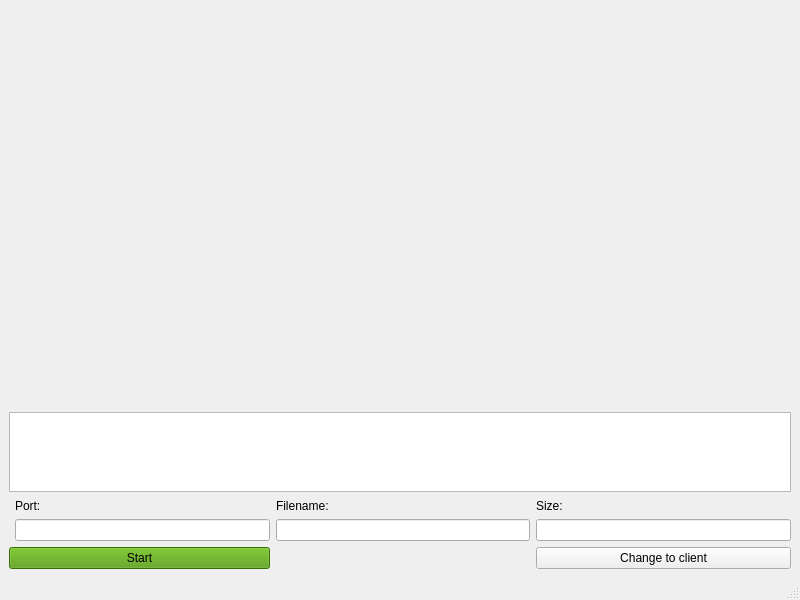
This is User Interfaces/gui_for_server.ui in anisimovih/TCP-channel-bandwidth-meter as Qt 5 draws it before an edit. The edited form follows.
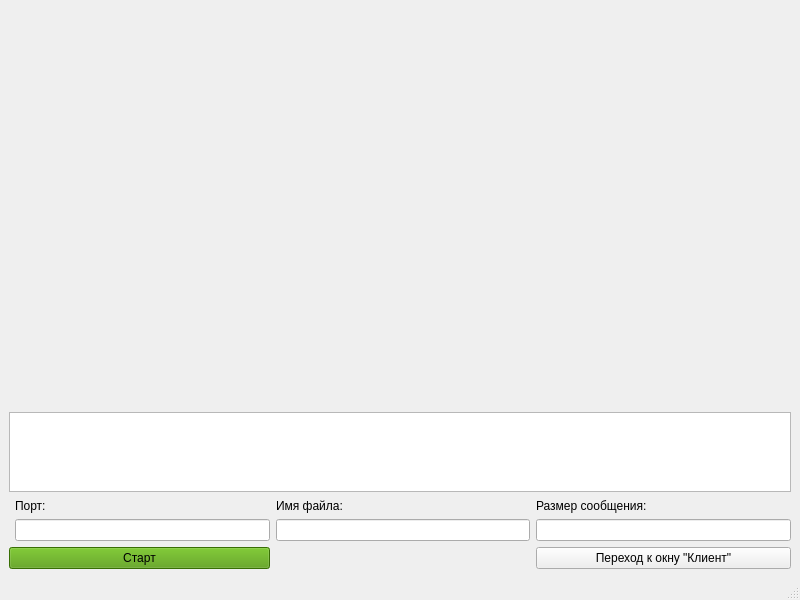
This is the edited form.

```diff
--- a/User Interfaces/gui_for_server.ui
+++ b/User Interfaces/gui_for_server.ui
@@ -42,7 +42,7 @@
          </size>
         </property>
         <property name="text">
-         <string>Filename:</string>
+         <string>Имя файла:</string>
         </property>
        </widget>
       </item>
@@ -58,7 +58,7 @@
          </size>
         </property>
         <property name="text">
-         <string>Size:</string>
+         <string>Размер сообщения:</string>
         </property>
        </widget>
       </item>
@@ -74,7 +74,7 @@
          </size>
         </property>
         <property name="text">
-         <string>Port:</string>
+         <string>Порт:</string>
         </property>
        </widget>
       </item>
@@ -84,7 +84,7 @@
          <string notr="true">background-color: rgb(78, 154, 6);</string>
         </property>
         <property name="text">
-         <string>Start</string>
+         <string>Старт</string>
         </property>
        </widget>
       </item>
@@ -97,7 +97,7 @@
          </size>
         </property>
         <property name="text">
-         <string>Change to client</string>
+         <string>Переход к окну &quot;Клиент&quot;</string>
         </property>
        </widget>
       </item>
```
Left out of the diff: 2 changed lines with no effect on the pictures.
